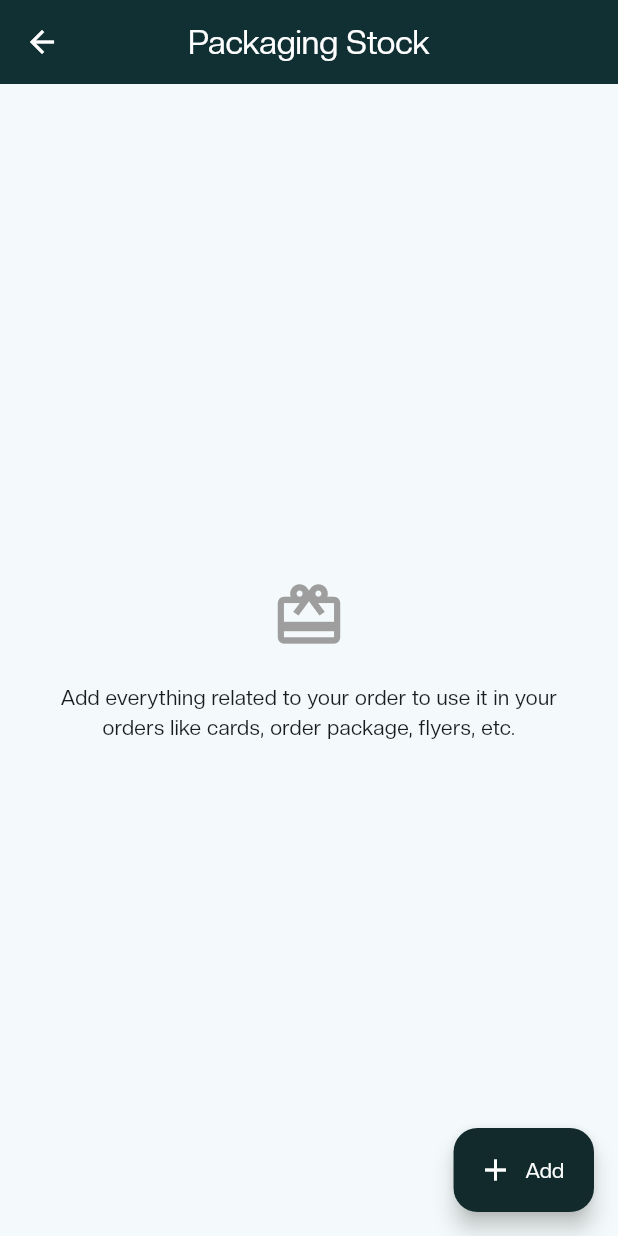
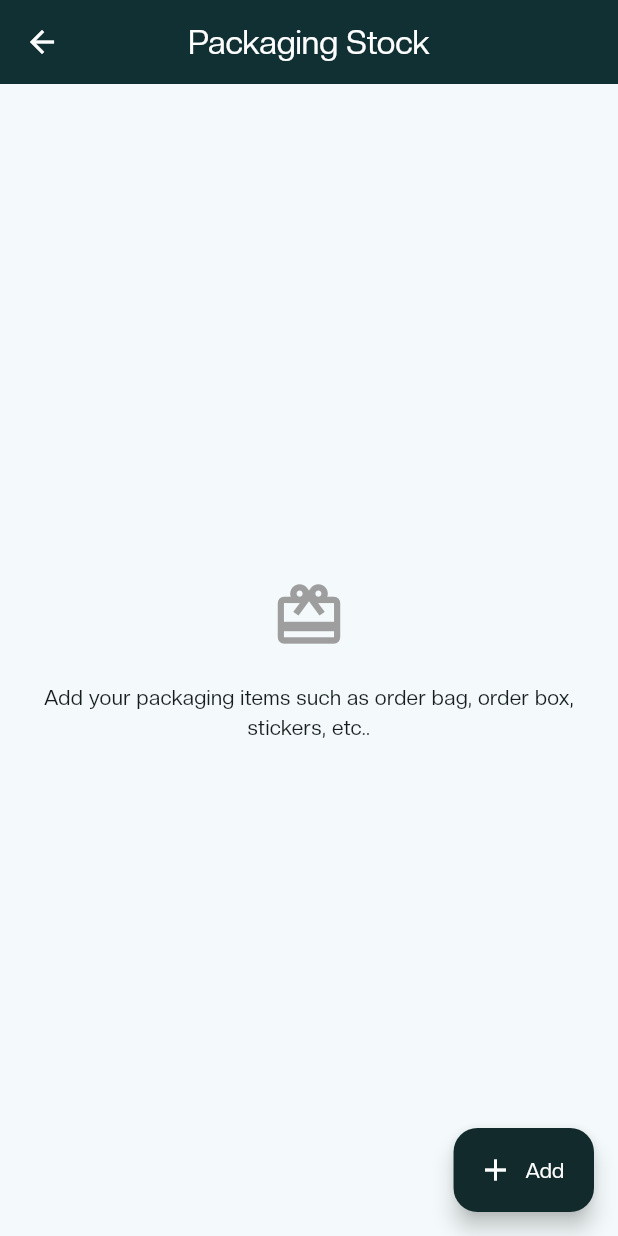
Before and after one commit to ArGendi/brandify_v2, a Flutter app: the HomeScreen screen opened directly, after a tap on "Packaging Stock", on a phone screen of 412 x 824 dp. Run offline on Flutter 3.47's test engine with Material 3 defaults, Android fonts, the phone set to English and light mode, and no system bars; our stand-ins replace awesome_snackbar_content, bloc, cached_network_image, cloud_firestore, firebase_auth, firebase_core and 11 more; missing offline and left inert: barcode_scan2, shopify_flutter, tutorial_coach_mark; accounts and stored records are empty; generated files the repository leaves out were written again; statements that could not run were skipped.

Commit message:
fix generate report bug and adjust localization values

```diff
--- a/lib/l10n/app_ar.arb
+++ b/lib/l10n/app_ar.arb
@@ -80,7 +80,7 @@
     "manageInventory": "أبدأ ضيف منتجاتك وقم بإدارة المخزن",
     "orderExpenses": "مصاريف الطلبات",
     "addOrderExpense": "إضافة مصاريف جديدة",
-    "emptyOrderExpensesDesc": "أضف كل ما يتعلق بطلبك لاستخدامه في طلباتك مثل البطاقات وعبوة الطلب والنشرات وغيرها",
+    "emptyOrderExpensesDesc": "ضيف كل مستلزمات التغليف مثل شنط الاوردرات, بوكس الاوردرات, ألخ...",
     "expenseName": "الاسم",
     "expenseNameHint": "مثال: تغليف الطلب",
     "electricityExample": "مثال: فاتورة الكهربا",
@@ -198,7 +198,7 @@
     "chooseOrderExpenses": "هل استخدمت مسلتزمات تغليف؟",
     "confirm": "تأكيد",
     "noExpensesYet": "لا توجد مصاريف حتى الآن",
-    "noExpensesDesc": "أضف أي مصاريف خارجية تكلف عملك مثل الطعام ومصاريف الاجتماعات وما إلى ذلك",
+    "noExpensesDesc": "أضف أي مصاريف خارجية للشغل مثل فاتورة الكهرباء, مرتبات الموظفين, مصاريف الاجتماعات وما إلى ذلك",
     "amount": "المبلغ",
     "date": "التاريخ",
     "close": "إغلاق",
--- a/lib/l10n/app_en.arb
+++ b/lib/l10n/app_en.arb
@@ -70,7 +70,7 @@
     "manageInventory": "Start add your products & manage your inventory",
     "orderExpenses": "Order Expenses",
     "addOrderExpense": "Add New Expense",
-    "emptyOrderExpensesDesc": "Add everything related to your order to use it in your orders like cards, order package, flyers, etc.",
+    "emptyOrderExpensesDesc": "Add your packaging items such as order bag, order box, stickers, etc..",
     "expenseName": "Name",
     "expenseNameHint": "Ex. Order package",
     "enterName": "Enter name",
@@ -187,7 +187,7 @@
     "otherExpenses": "All external expenses but related to your business",
     "confirm": "Confirm",
     "noExpensesYet": "No expenses yet.",
-    "noExpensesDesc": "Add any external expenses that cost your business like food, meeting expense, etc.",
+    "noExpensesDesc": "Add any external expenses that cost your business such as electricity bill, employee wages, meeting expense, etc...",
     "amount": "Amount",
     "date": "Date",
     "close": "Close",
--- a/lib/view/screens/home_screen.dart
+++ b/lib/view/screens/home_screen.dart
@@ -124,93 +124,6 @@ class _HomeScreenState extends State<HomeScreen> {
                 const SizedBox(height: 8),
                 Text(
                   AppLocalizations.of(context)!.manageInventory,
-                  style: const TextStyle(color: Colors.white),
-                ),
-              ],
-            ),
-          ),
-        ],
-      ),
-      TargetFocus(
-        identify: "expenses",
-        keyTarget: expensesKey,
-        alignSkip: Alignment.topRight,
-        contents: [
-          TargetContent(
-            align: ContentAlign.bottom,
-            child: Column(
-              mainAxisSize: MainAxisSize.min,
-              crossAxisAlignment: CrossAxisAlignment.start,
-              children: [
-                Text(
-                  AppLocalizations.of(context)!.orderExpenses,
-                  style: const TextStyle(
-                    color: Colors.white,
-                    fontSize: 20,
-                    fontWeight: FontWeight.bold,
-                  ),
-                ),
-                const SizedBox(height: 8),
-                Text(
-                  AppLocalizations.of(context)!.additionalOrderCosts,
-                  style: const TextStyle(color: Colors.white),
-                ),
-              ],
-            ),
-          ),
-        ],
-      ),
-      TargetFocus(
-        identify: "ads",
-        keyTarget: adsKey,
-        alignSkip: Alignment.topRight,
-        contents: [
-          TargetContent(
-            align: ContentAlign.bottom,
-            child: Column(
-              mainAxisSize: MainAxisSize.min,
-              crossAxisAlignment: CrossAxisAlignment.start,
-              children: [
-                Text(
-                  AppLocalizations.of(context)!.ads,
-                  style: const TextStyle(
-                    color: Colors.white,
-                    fontSize: 20,
-                    fontWeight: FontWeight.bold,
-                  ),
-                ),
-                const SizedBox(height: 8),
-                Text(
-                  AppLocalizations.of(context)!.manageCampaigns,
-                  style: const TextStyle(color: Colors.white),
-                ),
-              ],
-            ),
-          ),
-        ],
-      ),
-      TargetFocus(
-        identify: "extraExpenses",
-        keyTarget: extraExpensesKey,
-        alignSkip: Alignment.topRight,
-        contents: [
-          TargetContent(
-            align: ContentAlign.bottom,
-            child: Column(
-              mainAxisSize: MainAxisSize.min,
-              crossAxisAlignment: CrossAxisAlignment.start,
-              children: [
-                Text(
-                  AppLocalizations.of(context)!.externalExpenses,
-                  style: const TextStyle(
-                    color: Colors.white,
-                    fontSize: 20,
-                    fontWeight: FontWeight.bold,
-                  ),
-                ),
-                const SizedBox(height: 8),
-                Text(
-                  AppLocalizations.of(context)!.otherExpenses,
                   style: const TextStyle(color: Colors.white),
                 ),
               ],
--- a/lib/view/screens/reports/reports_screen.dart
+++ b/lib/view/screens/reports/reports_screen.dart
@@ -367,13 +367,11 @@ class _ReportsScreenState extends State<ReportsScreen> {
         allAds,
         allExtraExpenses,
       );
-
-      // Navigator.push(
-      //   context,
-      //   MaterialPageRoute(
-      //     builder: (context) => const ReportsResult(),
-      //   ),
-      // );
+    }
+    else{
+      ScaffoldMessenger.of(context).showSnackBar(
+        SnackBar(content: Text(AppLocalizations.of(context)!.selectDateFromAndToFirst))
+      );
     }
   }
 }
```
